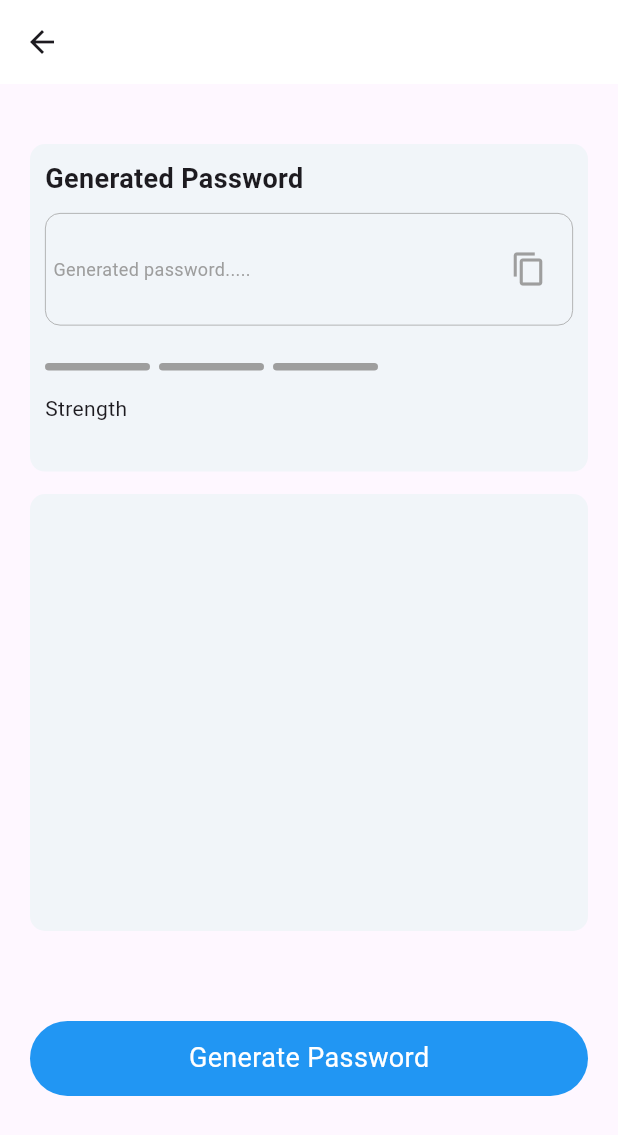
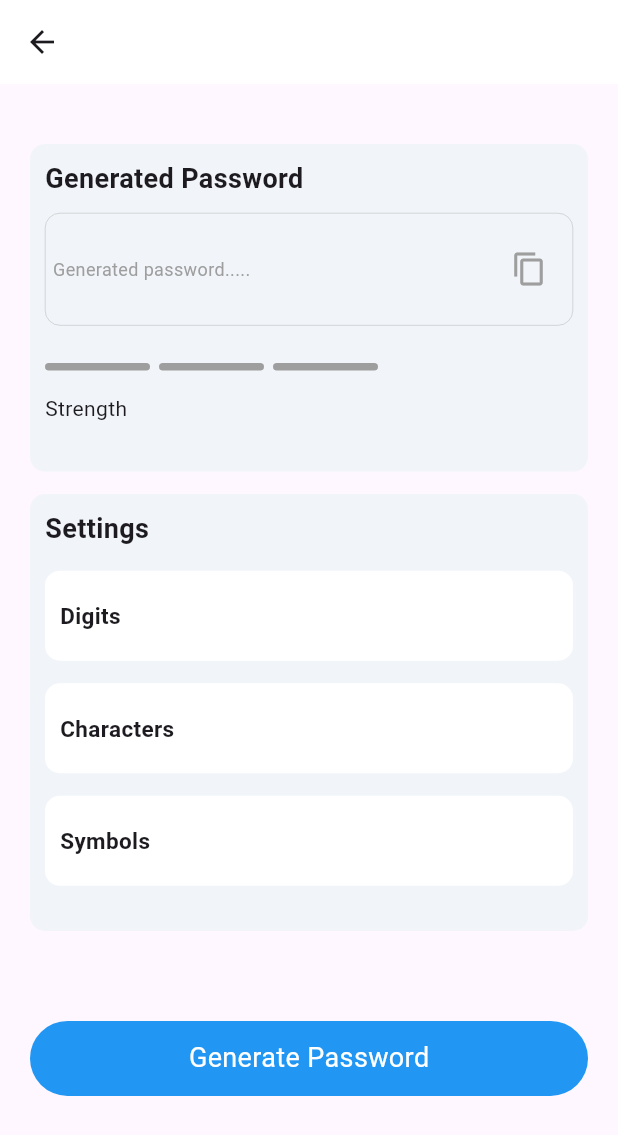
Before and after one commit to akored3/koda_school_password_generator, a Flutter app: the NormalScreen screen opened directly, on a phone screen of 412 x 824 dp. Shown: the top 1135 px of the screen. Run offline on Flutter 3.47's test engine with Material 3 defaults, Android fonts, the phone set to English and light mode, and no system bars; our stand-ins replace bloc, flutter_bloc.

Commit message:
Settings containers

```diff
--- a/lib/password_settings_screen/normal_screen.dart
+++ b/lib/password_settings_screen/normal_screen.dart
@@ -114,8 +114,8 @@ class _NormalScreenState extends State<NormalScreen> {
                         decoration: BoxDecoration(
                           borderRadius: BorderRadius.circular(10),
                           border: Border.all(
-                            color: Colors.grey,
-                            width: 0.5,
+                            color: grey,
+                            width: 0.25,
                           ),
                         ),
                         child: Padding(
@@ -246,6 +246,92 @@ class _NormalScreenState extends State<NormalScreen> {
                   borderRadius: BorderRadius.circular(10),
                   color: lightGreyShade,
                 ),
+                child: Padding(
+                  padding: const EdgeInsets.symmetric(
+                    horizontal: 10,
+                    vertical: 10,
+                  ),
+                  //HERE
+                  child: Column(
+                    crossAxisAlignment: CrossAxisAlignment.start,
+                    mainAxisAlignment: MainAxisAlignment.spaceBetween,
+                    children: [
+                      const Text(
+                        'Settings',
+                        style: TextStyle(
+                          fontWeight: FontWeight.bold,
+                          fontSize: 18,
+                        ),
+                      ),
+                      Container(
+                        width: containerWidth,
+                        height: 60,
+                        decoration: BoxDecoration(
+                          borderRadius: BorderRadius.circular(10),
+                          color: Colors.white,
+                        ),
+                        child: const Padding(
+                          padding: EdgeInsets.only(left: 10, right: 10),
+                          child: Row(
+                            mainAxisAlignment: MainAxisAlignment.spaceBetween,
+                            children: [
+                              Text(
+                                'Digits',
+                                style: TextStyle(
+                                    fontSize: 15, fontWeight: FontWeight.bold),
+                              ),
+                            ],
+                          ),
+                        ),
+                      ),
+                      Container(
+                        width: containerWidth,
+                        height: 60,
+                        decoration: BoxDecoration(
+                          borderRadius: BorderRadius.circular(10),
+                          color: Colors.white,
+                        ),
+                        child: const Padding(
+                          padding: EdgeInsets.only(left: 10, right: 10),
+                          child: Row(
+                            mainAxisAlignment: MainAxisAlignment.spaceBetween,
+                            children: [
+                              Text(
+                                'Characters',
+                                style: TextStyle(
+                                    fontSize: 15, fontWeight: FontWeight.bold),
+                              ),
+                            ],
+                          ),
+                        ),
+                      ),
+                      Container(
+                        width: containerWidth,
+                        height: 60,
+                        decoration: BoxDecoration(
+                          borderRadius: BorderRadius.circular(10),
+                          color: Colors.white,
+                        ),
+                        child: const Padding(
+                          padding: EdgeInsets.only(left: 10, right: 10),
+                          child: Row(
+                            mainAxisAlignment: MainAxisAlignment.spaceBetween,
+                            children: [
+                              Text(
+                                'Symbols',
+                                style: TextStyle(
+                                    fontSize: 15, fontWeight: FontWeight.bold),
+                              ),
+                            ],
+                          ),
+                        ),
+                      ),
+                      const SizedBox(
+                        height: 5,
+                      ),
+                    ],
+                  ),
+                ),
               ),
               const SizedBox(
                 height: 60,
```
